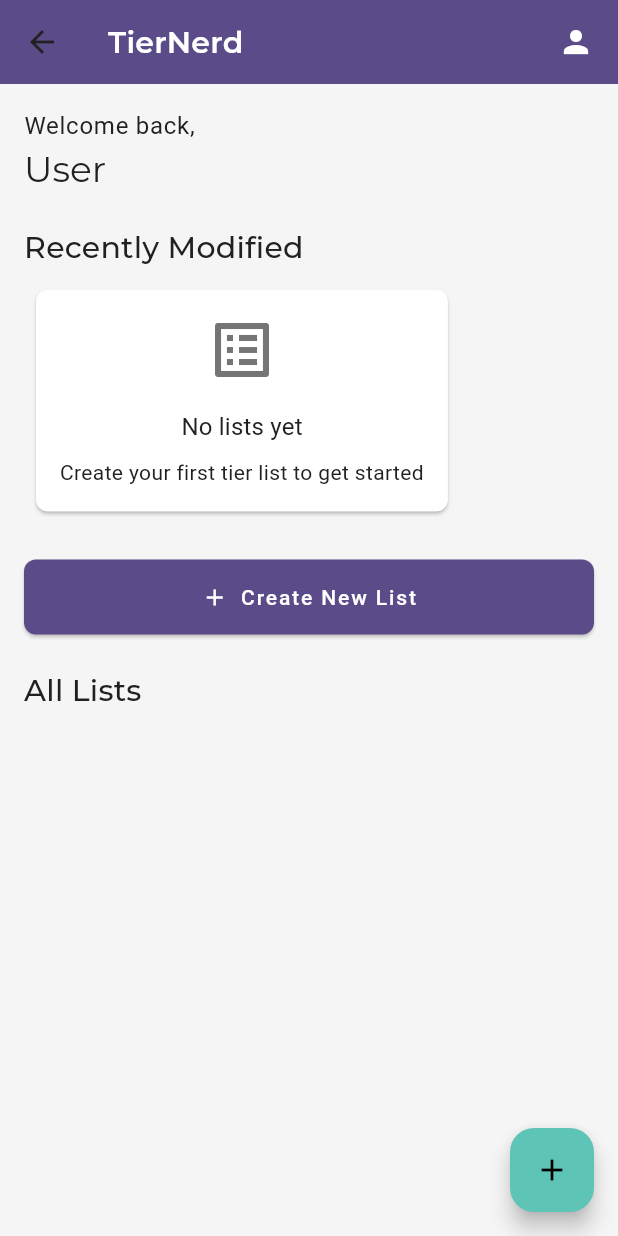
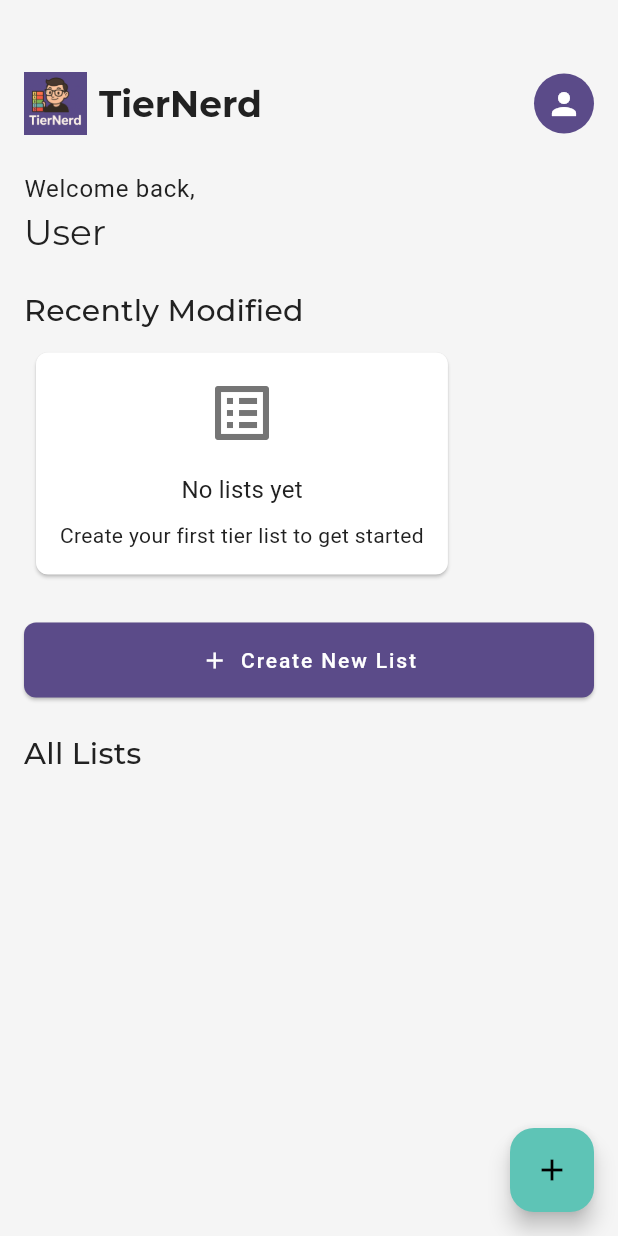
Before and after one commit to Waxmard/rinking-epp, a Flutter app: the HomeScreen screen opened by its route, on a phone screen of 412 x 824 dp. Run offline on Flutter 3.47's test engine with Material 3 defaults, Android fonts, the phone set to English and light mode, and no system bars; our stand-ins replace flutter_dotenv, flutter_secure_storage, google_fonts, google_sign_in; accounts and stored records are empty; network calls fail.

Commit message:
feat(home): enhance UI and improve layout for home screen
Refactor the home screen layout to use SafeArea for better
device compatibility. Add a header with logo and profile
avatar and adjust padding for a more visually appealing
design. Update the profile menu functionality for improved
navigation and user experience. Replace placeholder image
with a new avatar in the auth service mock data.

```diff
--- a/ui/lib/screens/home_screen.dart
+++ b/ui/lib/screens/home_screen.dart
@@ -37,21 +37,51 @@ class _HomeScreenState extends State<HomeScreen> {
     final theme = Theme.of(context);
 
     return Scaffold(
-      body: CustomScrollView(
+      body: SafeArea(
+        child: CustomScrollView(
         slivers: [
-          // App Bar with user avatar
-          SliverAppBar(
-            floating: true,
-            title: const Text('TierNerd'),
-            actions: [
-              Padding(
-                padding: const EdgeInsets.all(8.0),
-                child: GestureDetector(
+          // Main content
+          SliverToBoxAdapter(
+            child: Padding(
+              padding: const EdgeInsets.fromLTRB(16.0, 48.0, 16.0, 0.0),
+              child: Column(
+                crossAxisAlignment: CrossAxisAlignment.start,
+                children: [
+                  // Header row with logo and profile
+                  Row(
+                    mainAxisAlignment: MainAxisAlignment.spaceBetween,
+                    children: [
+                      // TierNerd logo
+                      GestureDetector(
                         onTap: () {
-                    // TODO: Navigate to profile/settings
+                          // Navigate home (refresh)
+                          Navigator.of(context).pushReplacementNamed('/');
+                        },
+                        child: Row(
+                          children: [
+                            Image.asset(
+                              'assets/images/tier-nerd-logo-0.png',
+                              height: 42,
+                              width: 42,
+                            ),
+                            const SizedBox(width: 8),
+                            Text(
+                              'TierNerd',
+                              style: theme.textTheme.headlineSmall?.copyWith(
+                                fontWeight: FontWeight.bold,
+                              ),
+                            ),
+                          ],
+                        ),
+                      ),
+
+                      // Profile avatar
+                      GestureDetector(
+                        onTap: () {
                           _showProfileMenu(context);
                         },
                         child: CircleAvatar(
+                          radius: 20,
                           backgroundImage: userData?['photoUrl'] != null
                             ? userData!['photoUrl']!.startsWith('http')
                                 ? NetworkImage(userData['photoUrl']!)
@@ -62,17 +92,10 @@ class _HomeScreenState extends State<HomeScreen> {
                             : null,
                         ),
                       ),
-              ),
                     ],
                   ),
 
-          // Main content
-          SliverToBoxAdapter(
-            child: Padding(
-              padding: const EdgeInsets.fromLTRB(16.0, 16.0, 16.0, 0.0),
-              child: Column(
-                crossAxisAlignment: CrossAxisAlignment.start,
-                children: [
+                  const SizedBox(height: 24),
                   // Greeting
                   Text(
                     'Welcome back,',
@@ -214,6 +237,7 @@ class _HomeScreenState extends State<HomeScreen> {
           ),
         ],
       ),
+    ),
       floatingActionButton: FloatingActionButton(
         onPressed: () {
           // TODO: Navigate to create list screen (same as the button)
--- a/ui/lib/services/auth_service.dart
+++ b/ui/lib/services/auth_service.dart
@@ -63,7 +63,7 @@ class AuthService {
         userData: {
           'email': 'dev@tiernerd.com',
           'displayName': 'Development User',
-          'photoUrl': 'assets/images/tier-nerd-logo-0.png',
+          'photoUrl': 'assets/images/gengar.png',
         },
         token: 'mock-token',
       );
```
Also changed, not shown: ui/assets/images/gengar.png (added), ui/flutter_01.png (added). Lines whose indentation alone changed are shown as unchanged.
